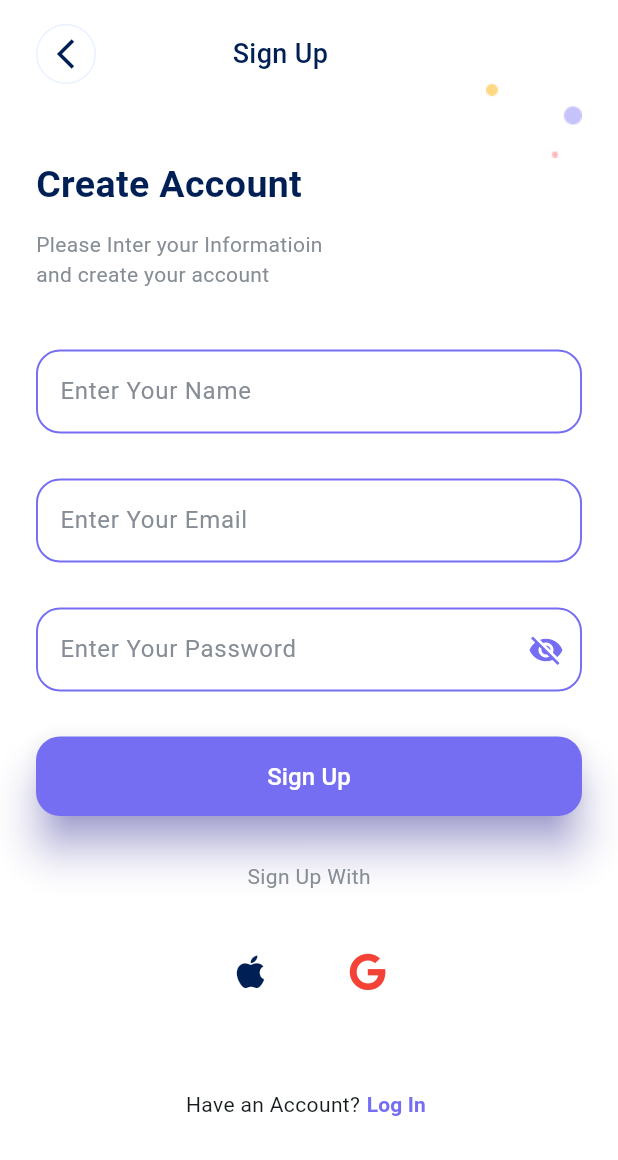
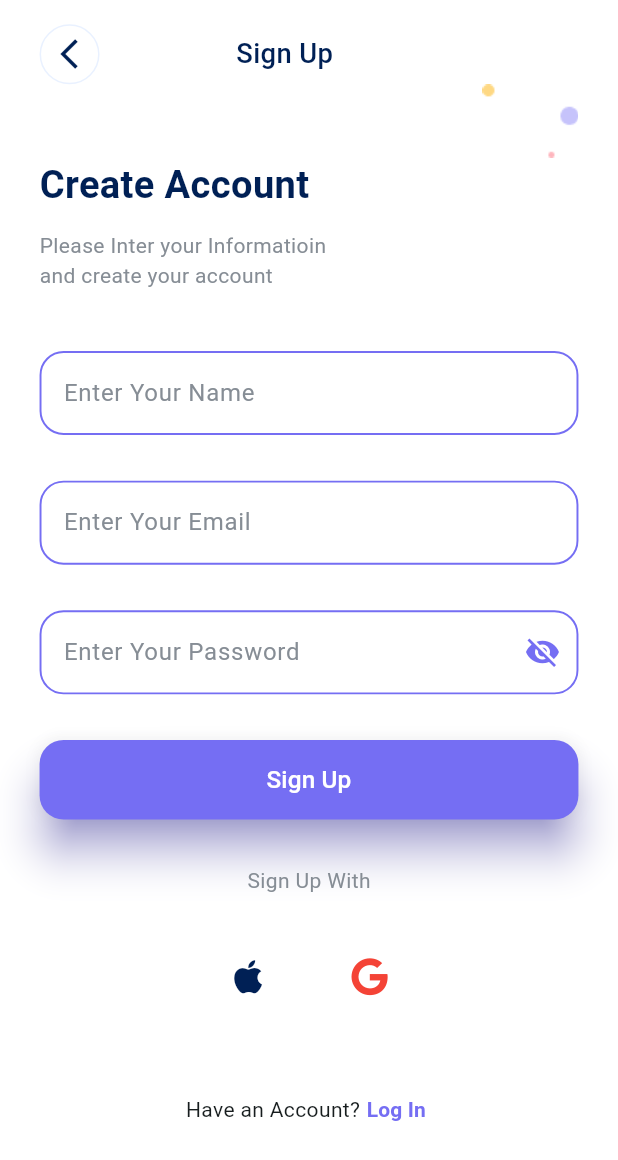
Before and after one commit to MohammadAliOmari/Task_Management_App, a Flutter app: the screen it shows after launch, after a tap on "Skip", after a tap on "Log In", after a tap on "Sign Up", on a phone screen of 412 x 824 dp. Shown: the top 1160 px of the screen. Run offline on Flutter 3.47's test engine with Material 3 defaults, Android fonts, the phone set to English and light mode, and no system bars; our stand-ins replace dartz, dio, flutter_bloc, flutter_dotenv, flutter_screenutil, font_awesome_flutter and 7 more; accounts and stored records are empty.

Commit message:
add screen utils and implementation it

```diff
--- a/lib/core/utils/styles/text_style.dart
+++ b/lib/core/utils/styles/text_style.dart
@@ -1,16 +1,17 @@
 import 'package:flutter/material.dart';
+import 'package:flutter_screenutil/flutter_screenutil.dart';
 
 abstract class Styles {
-  static const textStyle18meduim =
-      TextStyle(fontSize: 18, fontWeight: FontWeight.w500);
-  static const textStyle18semibold =
-      TextStyle(fontSize: 18, fontWeight: FontWeight.w600);
-  static const textStyle16meduim =
-      TextStyle(fontSize: 16, fontWeight: FontWeight.w500);
-  static const textStyle14meduim =
-      TextStyle(fontSize: 14, fontWeight: FontWeight.w500);
-  static const textStyle12meduim =
-      TextStyle(fontSize: 12, fontWeight: FontWeight.w400);
-  static const textStyle25semibold =
-      TextStyle(fontSize: 25, fontWeight: FontWeight.w600);
+  static TextStyle textStyle18meduim =
+      TextStyle(fontSize: 18.sp, fontWeight: FontWeight.w500);
+  static TextStyle textStyle18semibold =
+      TextStyle(fontSize: 18.sp, fontWeight: FontWeight.w600);
+  static TextStyle textStyle16meduim =
+      TextStyle(fontSize: 16.sp, fontWeight: FontWeight.w500);
+  static TextStyle textStyle14meduim =
+      TextStyle(fontSize: 14.sp, fontWeight: FontWeight.w500);
+  static TextStyle textStyle12meduim =
+      TextStyle(fontSize: 12.sp, fontWeight: FontWeight.w400);
+  static TextStyle textStyle25semibold =
+      TextStyle(fontSize: 25.sp, fontWeight: FontWeight.w600);
 }
--- a/lib/features/layout/presentation/view/widgets/bottom_sheet_item.dart
+++ b/lib/features/layout/presentation/view/widgets/bottom_sheet_item.dart
@@ -1,4 +1,5 @@
 import 'package:flutter/material.dart';
+import 'package:flutter_screenutil/flutter_screenutil.dart';
 import 'package:task_app/constants.dart';
 
 class BottomSheetItem extends StatelessWidget {
@@ -24,8 +25,8 @@ class BottomSheetItem extends StatelessWidget {
         title: Row(
           children: [
             icon,
-            const SizedBox(
-              width: 12,
+            SizedBox(
+              width: 12.w,
             ),
             Text(title)
           ],
--- a/lib/features/login/presentation/view/widgets/login_bloc_consumer.dart
+++ b/lib/features/login/presentation/view/widgets/login_bloc_consumer.dart
@@ -1,5 +1,6 @@
 import 'package:flutter/material.dart';
 import 'package:flutter_bloc/flutter_bloc.dart';
+import 'package:flutter_screenutil/flutter_screenutil.dart';
 import 'package:font_awesome_flutter/font_awesome_flutter.dart';
 import 'package:go_router/go_router.dart';
 import 'package:task_app/constants.dart';
@@ -43,8 +44,8 @@ class LoginBlocConsumer extends StatelessWidget {
                   style: Styles.textStyle25semibold
                       .copyWith(color: Theme.of(context).primaryColor),
                 ),
-                const SizedBox(
-                  height: 12,
+                SizedBox(
+                  height: 12.h,
                 ),
                 const Text(
                   'Please Inter your email address\nand password for Login',
@@ -52,8 +53,8 @@ class LoginBlocConsumer extends StatelessWidget {
                     color: kGrayColor,
                   ),
                 ),
-                const SizedBox(
-                  height: 40,
+                SizedBox(
+                  height: 40.h,
                 ),
                 CustomTextField(
                   validator: (value) {
@@ -64,8 +65,8 @@ class LoginBlocConsumer extends StatelessWidget {
                   hintText: 'Enter Your Email',
                   controller: cubit.emailController,
                 ),
-                const SizedBox(
-                  height: 30,
+                SizedBox(
+                  height: 30.h,
                 ),
                 CustomTextField(
                   validator: (value) {
@@ -87,8 +88,8 @@ class LoginBlocConsumer extends StatelessWidget {
                   hintText: 'Enter Your Password',
                   controller: cubit.passwordController,
                 ),
-                const SizedBox(
-                  height: 16,
+                SizedBox(
+                  height: 16.h,
                 ),
                 Row(
                   mainAxisAlignment: MainAxisAlignment.end,
@@ -101,8 +102,8 @@ class LoginBlocConsumer extends StatelessWidget {
                     ),
                   ],
                 ),
-                const SizedBox(
-                  height: 30,
+                SizedBox(
+                  height: 30.h,
                 ),
                 CustomButton(
                   title: 'Log In',
@@ -112,8 +113,8 @@ class LoginBlocConsumer extends StatelessWidget {
                     }
                   },
                 ),
-                const SizedBox(
-                  height: 30,
+                SizedBox(
+                  height: 30.h,
                 ),
                 Column(
                   children: [
@@ -123,8 +124,8 @@ class LoginBlocConsumer extends StatelessWidget {
                         style: TextStyle(color: kGrayColor),
                       ),
                     ),
-                    const SizedBox(
-                      height: 30,
+                    SizedBox(
+                      height: 30.h,
                     ),
                     Row(
                       mainAxisAlignment: MainAxisAlignment.center,
@@ -134,24 +135,24 @@ class LoginBlocConsumer extends StatelessWidget {
                           icon: Icon(
                             FontAwesomeIcons.apple,
                             color: Theme.of(context).primaryColor,
-                            size: 25,
+                            size: 25.sp,
                           ),
                         ),
-                        const SizedBox(
-                          width: 30,
+                        SizedBox(
+                          width: 30.w,
                         ),
                         IconButton(
                           onPressed: () {},
-                          icon: const Icon(
+                          icon: Icon(
                             FontAwesomeIcons.google,
                             color: Colors.red,
-                            size: 25,
+                            size: 25.sp,
                           ),
                         ),
                       ],
                     ),
-                    const SizedBox(
-                      height: 40,
+                    SizedBox(
+                      height: 40.h,
                     ),
                     Row(
                       mainAxisAlignment: MainAxisAlignment.center,
--- a/lib/features/onboarding/presentation/view/widget/onboaarding_body.dart
+++ b/lib/features/onboarding/presentation/view/widget/onboaarding_body.dart
@@ -1,4 +1,5 @@
 import 'package:flutter/material.dart';
+import 'package:flutter_screenutil/flutter_screenutil.dart';
 import 'package:go_router/go_router.dart';
 import 'package:smooth_page_indicator/smooth_page_indicator.dart';
 import 'package:task_app/constants.dart';
@@ -53,16 +54,16 @@ class _OnBoardingBodyState extends State<OnBoardingBody> {
           },
         ),
         Positioned(
-          top: 630,
+          top: 630.h,
           child: Padding(
-            padding: const EdgeInsets.only(left: 30), // Adjust as needed
+            padding: EdgeInsets.only(left: 30.w), // Adjust as needed
             child: SmoothPageIndicator(
               controller: pageController,
               count: onBoardingPage.length,
-              effect: const ExpandingDotsEffect(
+              effect: ExpandingDotsEffect(
                 dotColor: Colors.grey,
-                dotHeight: 8,
-                dotWidth: 8,
+                dotHeight: 8.h,
+                dotWidth: 8.w,
                 activeDotColor: kPurpleColor,
               ),
             ),
@@ -72,8 +73,7 @@ class _OnBoardingBodyState extends State<OnBoardingBody> {
           mainAxisAlignment: MainAxisAlignment.spaceBetween,
           children: [
             Padding(
-              padding:
-                  const EdgeInsets.symmetric(vertical: 50.0, horizontal: 10),
+              padding: EdgeInsets.symmetric(vertical: 50.0.h, horizontal: 10.w),
               child: TextButton(
                   onPressed: () {
                     GoRouter.of(context).go(AppRouter.kLogin);
@@ -95,7 +95,7 @@ class _OnBoardingBodyState extends State<OnBoardingBody> {
               },
               child: Image.asset(
                 'assets/images/next_button.png',
-                height: 190,
+                height: 190.h,
               ),
             ),
           ],
--- a/lib/features/onboarding/presentation/view/widget/onboarding_item.dart
+++ b/lib/features/onboarding/presentation/view/widget/onboarding_item.dart
@@ -1,4 +1,5 @@
 import 'package:flutter/material.dart';
+import 'package:flutter_screenutil/flutter_screenutil.dart';
 import 'package:task_app/constants.dart';
 import 'package:task_app/core/utils/styles/text_style.dart';
 import 'package:task_app/features/onboarding/data/model/onboarding_model.dart';
@@ -19,14 +20,14 @@ Widget onBoardingItem(
     children: [
       Image(
         image: AssetImage(onBoarding!.image),
-        height: 434,
+        height: 434.h,
       ),
-      const SizedBox(
-        height: 24,
+      SizedBox(
+        height: 24.h,
       ),
       Padding(
-        padding: const EdgeInsets.only(
-          left: 30,
+        padding: EdgeInsets.only(
+          left: 30.w,
         ),
         child: Column(
           crossAxisAlignment: CrossAxisAlignment.start,
--- a/lib/features/signup/presentation/view/widgets/sign_up_bloc_builder.dart
+++ b/lib/features/signup/presentation/view/widgets/sign_up_bloc_builder.dart
@@ -1,5 +1,6 @@
 import 'package:flutter/material.dart';
 import 'package:flutter_bloc/flutter_bloc.dart';
+import 'package:flutter_screenutil/flutter_screenutil.dart';
 import 'package:font_awesome_flutter/font_awesome_flutter.dart';
 import 'package:go_router/go_router.dart';
 import 'package:task_app/constants.dart';
@@ -24,7 +25,7 @@ class SignUpBlocBuilder extends StatelessWidget {
         return Form(
           key: cubit.formKey,
           child: Padding(
-            padding: const EdgeInsets.symmetric(vertical: 16.0, horizontal: 24),
+            padding: EdgeInsets.symmetric(vertical: 16.0.h, horizontal: 24.w),
             child: Column(
               crossAxisAlignment: CrossAxisAlignment.start,
               children: [
@@ -45,15 +46,15 @@ class SignUpBlocBuilder extends StatelessWidget {
                   style: Styles.textStyle25semibold
                       .copyWith(color: Theme.of(context).primaryColor),
                 ),
-                const SizedBox(
-                  height: 12,
+                SizedBox(
+                  height: 12.h,
                 ),
                 const Text(
                   'Please Inter your Informatioin\nand create your account',
                   style: TextStyle(color: kGrayColor),
                 ),
-                const SizedBox(
-                  height: 40,
+                SizedBox(
+                  height: 40.h,
                 ),
                 CustomTextField(
                   validator: (value) {
@@ -64,8 +65,8 @@ class SignUpBlocBuilder extends StatelessWidget {
                   hintText: 'Enter Your Name',
                   controller: cubit.nameController,
                 ),
-                const SizedBox(
-                  height: 30,
+                SizedBox(
+                  height: 30.h,
                 ),
                 CustomTextField(
                   validator: (context) {
@@ -76,8 +77,8 @@ class SignUpBlocBuilder extends StatelessWidget {
                   hintText: 'Enter Your Email',
                   controller: cubit.emailController,
                 ),
-                const SizedBox(
-                  height: 30,
+                SizedBox(
+                  height: 30.h,
                 ),
                 CustomTextField(
                   validator: (value) {
@@ -99,8 +100,8 @@ class SignUpBlocBuilder extends StatelessWidget {
                   hintText: 'Enter Your Password',
                   controller: cubit.passwordController,
                 ),
-                const SizedBox(
-                  height: 30,
+                SizedBox(
+                  height: 30.h,
                 ),
                 CustomButton(
                   title: 'Sign Up',
@@ -110,8 +111,8 @@ class SignUpBlocBuilder extends StatelessWidget {
                     }
                   },
                 ),
-                const SizedBox(
-                  height: 30,
+                SizedBox(
+                  height: 30.h,
                 ),
                 Column(
                   children: [
@@ -121,8 +122,8 @@ class SignUpBlocBuilder extends StatelessWidget {
                         style: TextStyle(color: kGrayColor),
                       ),
                     ),
-                    const SizedBox(
-                      height: 30,
+                    SizedBox(
+                      height: 30.h,
                     ),
                     Row(
                       mainAxisAlignment: MainAxisAlignment.center,
@@ -132,24 +133,24 @@ class SignUpBlocBuilder extends StatelessWidget {
                           icon: Icon(
                             FontAwesomeIcons.apple,
                             color: Theme.of(context).primaryColor,
-                            size: 25,
+                            size: 25.sp,
                           ),
                         ),
-                        const SizedBox(
-                          width: 30,
+                        SizedBox(
+                          width: 30.w,
                         ),
                         IconButton(
                           onPressed: () {},
-                          icon: const Icon(
+                          icon: Icon(
                             FontAwesomeIcons.google,
                             color: Colors.red,
-                            size: 25,
+                            size: 25.sp,
                           ),
                         ),
                       ],
                     ),
-                    const SizedBox(
-                      height: 40,
+                    SizedBox(
+                      height: 40.h,
                     ),
                     Row(
                       mainAxisAlignment: MainAxisAlignment.center,
--- a/lib/main.dart
+++ b/lib/main.dart
@@ -1,6 +1,7 @@
 import 'package:flutter/material.dart';
 import 'package:flutter_bloc/flutter_bloc.dart';
 import 'package:flutter_dotenv/flutter_dotenv.dart';
+import 'package:flutter_screenutil/flutter_screenutil.dart';
 import 'package:task_app/bloc_observal.dart';
 import 'package:task_app/core/dependency_injection/dependency_injection.dart';
 import 'package:task_app/core/utils/app_router.dart';
@@ -11,6 +12,7 @@ void main() async {
   WidgetsFlutterBinding.ensureInitialized();
   Bloc.observer = MyBlocObserver();
   await dotenv.load();
+  await ScreenUtil.ensureScreenSize();
   getItSetup();
   runApp(const MyApp());
 }
@@ -20,12 +22,16 @@ class MyApp extends StatelessWidget {
 
   @override
   Widget build(BuildContext context) {
-    return MaterialApp.router(
-      debugShowCheckedModeBanner: false,
-      title: 'Task Management',
-      theme: lightTheme,
-      darkTheme: darkTheme,
-      routerConfig: AppRouter.router,
+    return ScreenUtilInit(
+      designSize: const Size(375, 812),
+      minTextAdapt: true,
+      child: MaterialApp.router(
+        debugShowCheckedModeBanner: false,
+        title: 'Task Management',
+        theme: lightTheme,
+        darkTheme: darkTheme,
+        routerConfig: AppRouter.router,
+      ),
     );
   }
 }
--- a/pubspec.yaml
+++ b/pubspec.yaml
@@ -37,6 +37,7 @@ dependencies:
   flutter_bloc: ^8.1.6
   flutter_dotenv: ^5.2.1
   flutter_native_splash: ^2.4.3
+  flutter_screenutil: ^5.9.3
   font_awesome_flutter: ^10.8.0
   get_it: ^8.0.3
   go_router: ^14.6.2
```
Also changed, not shown: lib/features/add_task/presentation/view/add_task_screen.dart (+6 -5 lines), lib/features/add_task/presentation/view/widgets/add_task_bloc_builder.dart (+22 -21 lines), lib/features/home/presentation/view/home_screen.dart (+10 -9 lines), lib/features/home/presentation/view/widgets/app_bar_action_button.dart (+6 -5 lines), lib/features/home/presentation/view/widgets/app_bar_leading_button.dart (+6 -5 lines), lib/features/home/presentation/view/widgets/category_list_view.dart (+7 -6 lines), lib/features/home/presentation/view/widgets/inprogress_list_view.dart (+6 -5 lines), lib/features/layout/presentation/view/widgets/layout_bloc_consumer.dart (+5 -4 lines), pubspec.lock.
